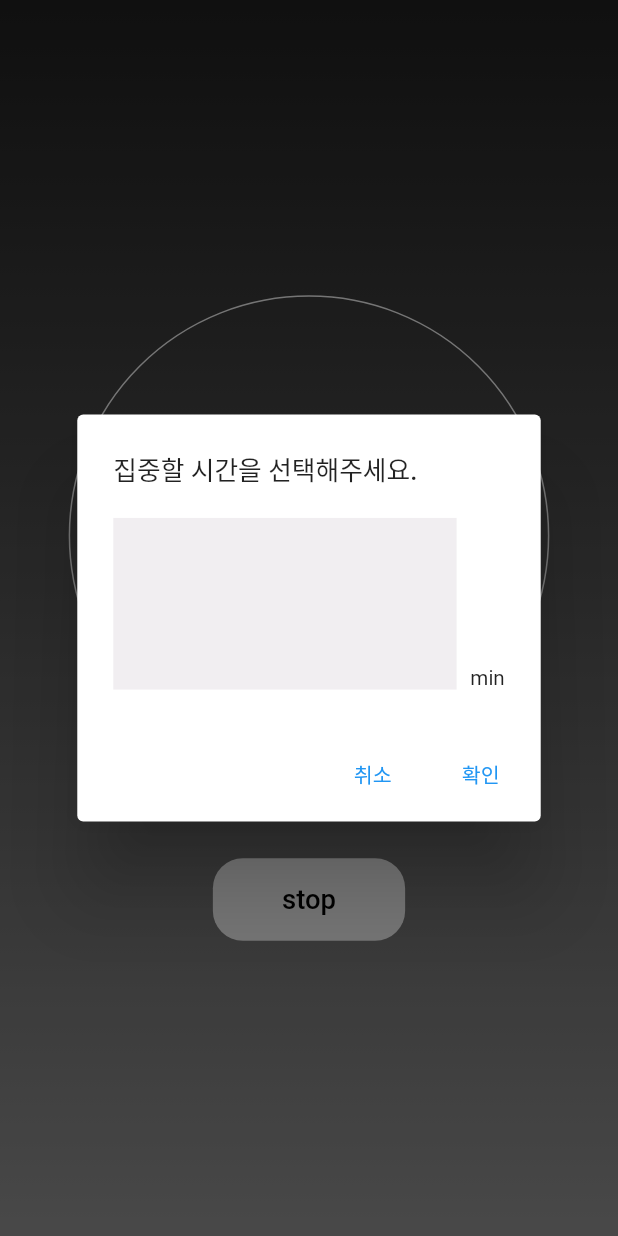
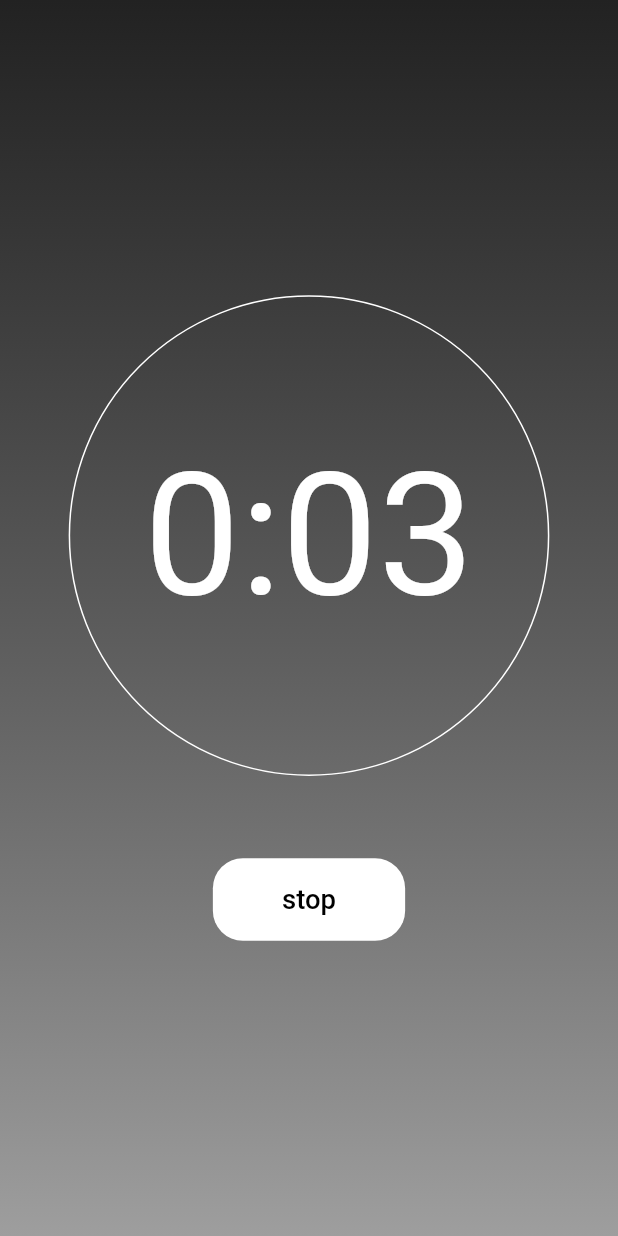
Before and after one commit to sgmsgood/flutter_i_see_u, a Flutter app: the screen it shows after launch, after a tap on "start", on a phone screen of 412 x 824 dp. Run offline on Flutter 3.47's test engine with Material 2 defaults, Android fonts, the phone set to English and light mode, and no system bars; our stand-ins replace flutter_screenutil, get; missing offline and left inert: from_to_time_picker.

```diff
--- a/lib/modules/timer/controller_timer.dart
+++ b/lib/modules/timer/controller_timer.dart
@@ -49,7 +49,6 @@ class TimerController extends GetxController with GetTickerProviderStateMixin {
     }
 
     _setIsCounting();
-    _buildSetInterval(context);
   }
 
   void countTime() {
@@ -62,33 +61,4 @@ class TimerController extends GetxController with GetTickerProviderStateMixin {
   void _setIsCounting() {
     _isCounting.value = animationController.isAnimating ? 'stop' : 'play';
   }
-
-  void _buildSetInterval(BuildContext context) {
-    // showDialog(
-    //     context: context,
-    //     builder: (_) => FromToTimePicker(
-    //       onTab: (from, to) {
-    //         print('from $from to $to');
-    //       },
-    //     ));
-    Get.dialog(
-      AlertDialog(
-        title: Text('집중할 시간을 선택해주세요.', style: TextStyle(fontSize: 15.sp)),
-        content: Row(
-          crossAxisAlignment: CrossAxisAlignment.end,
-          children: [
-            Container(color: Color(0xFFF1EEF1), width: 200.w, height: 100.w),
-            SizedBox(
-              width: 8.w,
-            ),
-            Text('min', style: TextStyle(fontSize: 12.sp))
-          ],
-        ),
-        actions: [
-          TextButton(onPressed: () => Get.back(), child: Text('취소', style: TextStyle(fontSize: 12.sp))),
-          TextButton(onPressed: () {}, child: Text('확인', style: TextStyle(fontSize: 12.sp)))
-        ],
-      ),
-    );
-  }
 }
--- a/lib/modules/timer/page_timer.dart
+++ b/lib/modules/timer/page_timer.dart
@@ -1,4 +1,5 @@
 import 'package:flutter/material.dart';
+import 'package:flutter_i_see_u/modules/timer/components/component_set_time.dart';
 import 'package:flutter_i_see_u/modules/timer/controller_timer.dart';
 import 'package:flutter_screenutil/flutter_screenutil.dart';
 import 'package:get/get.dart';
@@ -40,7 +41,9 @@ class TimerPage extends GetView<TimerController> {
   }
 
   Widget _buildTimer() {
-    return Container(
+    return InkWell(
+      onTap: () => Get.dialog(SetTimeComponent()),
+      child: Container(
         width: 280.w,
         height: 280.w,
         decoration: BoxDecoration(
@@ -52,6 +55,7 @@ class TimerPage extends GetView<TimerController> {
           () => Text(
             controller.timeValue,
             style: TextStyle(color: Colors.white, fontSize: 100.sp),
+          ),
         ),
       ),
     );
```
Also changed, not shown: lib/modules/timer/components/component_set_time.dart (+122 -2 lines). Lines whose indentation alone changed are shown as unchanged.
